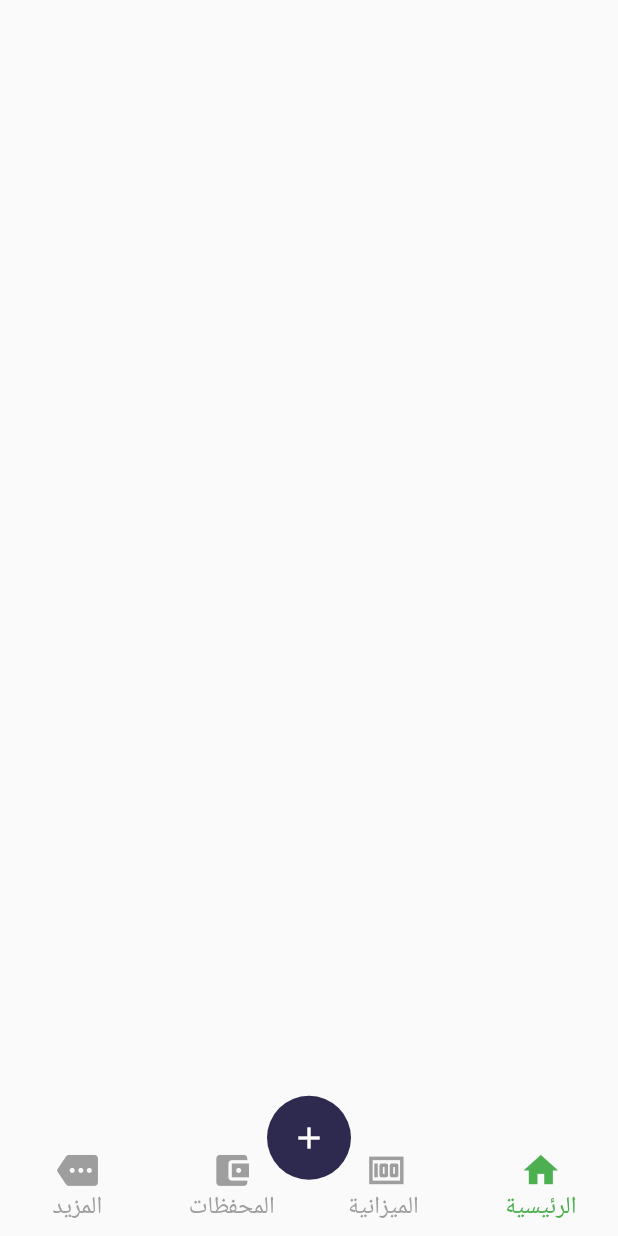
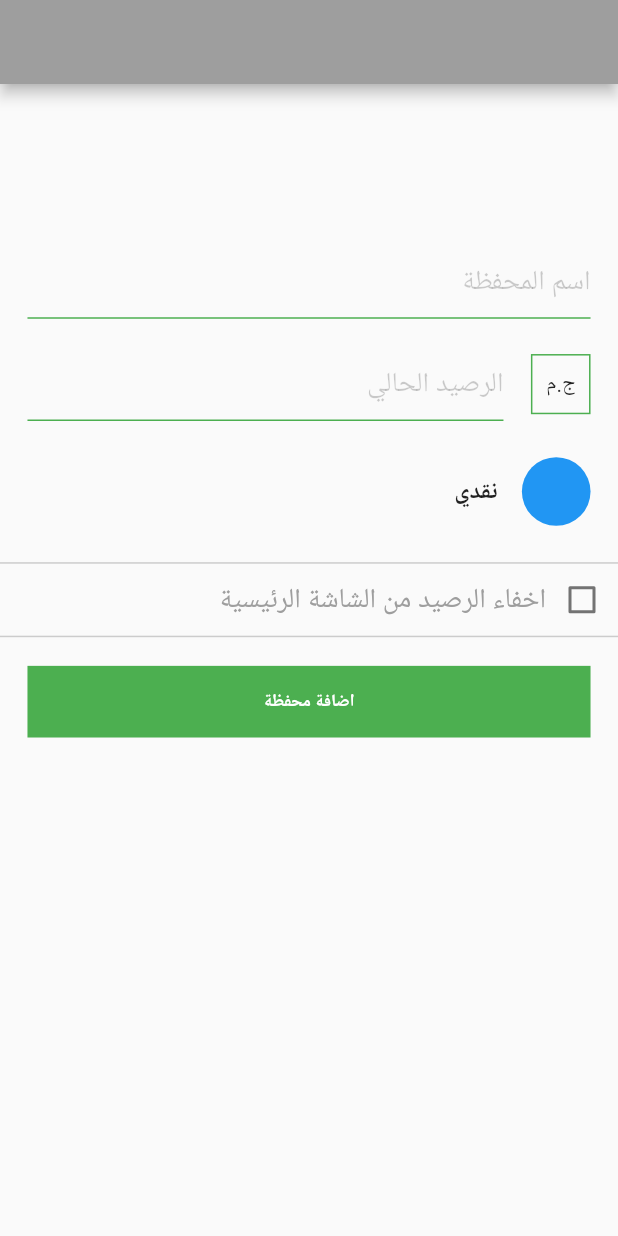
Before and after one commit to Basel85/masaref, a Flutter app: the screen it shows after launch, on a phone screen of 412 x 824 dp. Run offline on Flutter 3.47's test engine with Material 2 defaults, Android fonts, the phone set to English and light mode, and no system bars; our stand-ins replace flutter_bloc, flutter_screenutil, google_fonts, shared_preferences; Roboto replaces fonts that are missing (Cairo).

Commit message:
added new wallet screen

```diff
--- /dev/null
+++ b/lib/features/add_new_wallet/cubits/check_box/check_box_cubit.dart
@@ -0,0 +1,10 @@
+import 'package:flutter_bloc/flutter_bloc.dart';
+import 'package:masaref/features/add_new_wallet/cubits/check_box/check_box_states.dart';
+
+class CheckBoxCubit extends Cubit<CheckBoxStates> {
+  CheckBoxCubit() : super(CheckBoxInitialState());
+  static CheckBoxCubit get(context) => BlocProvider.of(context);
+  void update({required bool isChecked}) {
+    emit(CheckBoxChangedState(isChecked: isChecked));
+  }
+}
--- /dev/null
+++ b/lib/features/add_new_wallet/cubits/check_box/check_box_states.dart
@@ -0,0 +1,6 @@
+abstract class CheckBoxStates {}
+class CheckBoxInitialState extends CheckBoxStates {}
+class CheckBoxChangedState extends CheckBoxStates {
+  final bool isChecked;
+  CheckBoxChangedState({required this.isChecked});
+}
--- /dev/null
+++ b/lib/features/add_new_wallet/presentation/add_new_wallet.dart
@@ -0,0 +1,121 @@
+import 'package:flutter/material.dart';
+import 'package:flutter/rendering.dart';
+import 'package:flutter_bloc/flutter_bloc.dart';
+import 'package:flutter_screenutil/flutter_screenutil.dart';
+import 'package:masaref/core/utils/app_colors.dart';
+import 'package:masaref/core/widgets/custom_button.dart';
+import 'package:masaref/core/widgets/custom_form_field.dart';
+import 'package:masaref/features/add_new_wallet/cubits/check_box/check_box_cubit.dart';
+import 'package:masaref/features/add_new_wallet/cubits/check_box/check_box_states.dart';
+
+class AddNewWalletScreen extends StatelessWidget {
+  const AddNewWalletScreen({super.key});
+
+  @override
+  Widget build(BuildContext context) {
+    return Scaffold(
+      appBar: AppBar(
+        backgroundColor: AppColors.colorGrey,
+      ),
+      body: Directionality(
+        textDirection: TextDirection.rtl,
+        child: ListView(
+          padding: EdgeInsets.symmetric(vertical: 90.h),
+          children: [
+            Padding(
+              padding: EdgeInsets.symmetric(
+                horizontal: 16.w,
+              ),
+              child: CustomFormField(
+                hinttext: "اسم المحفظة",
+                hintsize: 14.sp,
+              ),
+            ),
+            SizedBox(
+              height: 16.h,
+            ),
+            Padding(
+              padding: EdgeInsets.symmetric(
+                horizontal: 16.w,
+              ),
+              child: Row(
+                children: [
+                  Container(
+                    padding:
+                        EdgeInsets.symmetric(horizontal: 8.w, vertical: 8.h),
+                    decoration: BoxDecoration(
+                      border: Border.all(color: AppColors.primaryColor),
+                    ),
+                    child: const Text("ج.م"),
+                  ),
+                  SizedBox(
+                    width: 16.w,
+                  ),
+                  Expanded(
+                    child: CustomFormField(
+                      hinttext: "الرصيد الحالي",
+                      hintsize: 14.sp,
+                    ),
+                  ),
+                ],
+              ),
+            ),
+            SizedBox(
+              height: 16.h,
+            ),
+            ListTile(
+              contentPadding: EdgeInsets.symmetric(horizontal: 16.w),
+              leading: CircleAvatar(
+                backgroundColor: Colors.blue,
+                radius: 20.r,
+              ),
+              title: const Text(
+                "نقدي",
+                style: TextStyle(fontWeight: FontWeight.bold),
+              ),
+            ),
+            SizedBox(
+              height: 16.h,
+            ),
+            Container(
+              decoration: BoxDecoration(
+                border: Border(
+                  top: BorderSide(color: AppColors.colorGrey.withOpacity(0.5)),
+                  bottom:
+                      BorderSide(color: AppColors.colorGrey.withOpacity(0.5)),
+                ),
+              ),
+              child: Row(
+                children: [
+                  BlocBuilder<CheckBoxCubit, CheckBoxStates>(
+                    builder: (_, state) => Checkbox.adaptive(
+                        value: state is CheckBoxChangedState
+                            ? state.isChecked
+                            : false,
+                        activeColor: AppColors.colorBlack,
+                        onChanged: (isChecked) {
+                          CheckBoxCubit.get(context)
+                              .update(isChecked: isChecked!);
+                        }),
+                  ),
+                  Text("اخفاء الرصيد من الشاشة الرئيسية",
+                      style: TextStyle(
+                          fontSize: 16.sp, color: AppColors.colorGrey)),
+                ],
+              ),
+            ),
+            SizedBox(
+              height: 16.h,
+            ),
+            Padding(
+              padding: EdgeInsets.symmetric(horizontal: 16.w),
+              child: const CustomButton(
+                title: "اضافة محفظة",
+              ),
+            )
+          ],
+        ),
+      ),
+    );
+  }
+}
--- /dev/null
+++ b/lib/features/add_new_wallet/presentation/widgets/type_list_view.dart
@@ -0,0 +1,28 @@
+import 'package:flutter/material.dart';
+import 'package:flutter_screenutil/flutter_screenutil.dart';
+
+class TypeListView extends StatelessWidget {
+  final String text;
+  final Widget? subTitle;
+  final void Function() onTap;
+  const TypeListView({super.key, required this.text, required this.onTap, this.subTitle});
+
+  @override
+  Widget build(BuildContext context) {
+    return GestureDetector(
+      onTap: onTap,
+      child: ListTile(
+        leading: CircleAvatar(
+          backgroundColor: Colors.blue,
+          radius: 20.r,
+        ),
+        subtitle: subTitle,
+        title: Text(text),
+        trailing: Icon(
+          Icons.arrow_drop_down,
+          size: 24.r,
+        ),
+      ),
+    );
+  }
+}
--- a/lib/main.dart
+++ b/lib/main.dart
@@ -1,8 +1,12 @@
 import 'package:flutter/material.dart';
 import 'package:flutter_bloc/flutter_bloc.dart';
 import 'package:flutter_screenutil/flutter_screenutil.dart';
+import 'package:google_fonts/google_fonts.dart';
 import 'package:masaref/core/helpers/cache_helper.dart';
 import 'package:masaref/core/helpers/observer.dart';
+import 'package:masaref/features/add_new_wallet/cubits/check_box/check_box_cubit.dart';
+import 'package:masaref/features/add_new_wallet/cubits/check_box/check_box_states.dart';
+import 'package:masaref/features/add_new_wallet/presentation/add_new_wallet.dart';
 import 'package:masaref/features/main/cubits/bottom_navigation_bar/bottom_navigation_bar_cubit.dart';
 import 'package:masaref/features/main/presentation/main_screen.dart';
 
@@ -24,10 +28,12 @@ class MyApp extends StatelessWidget {
       splitScreenMode: true,
       builder: (context, child) => MaterialApp(
         debugShowCheckedModeBanner: false,
+        theme: ThemeData(
+          fontFamily: GoogleFonts.cairo().fontFamily,
+        ),
         home: BlocProvider<BottomNavigationBarCubit>(
             create: (context) => BottomNavigationBarCubit(),
-            child: const Directionality(
-                textDirection: TextDirection.rtl, child: MainScreen())),
+            child: BlocProvider<CheckBoxCubit>(create: (context) => CheckBoxCubit(),child: const AddNewWalletScreen())),
       ),
     );
   }
```
